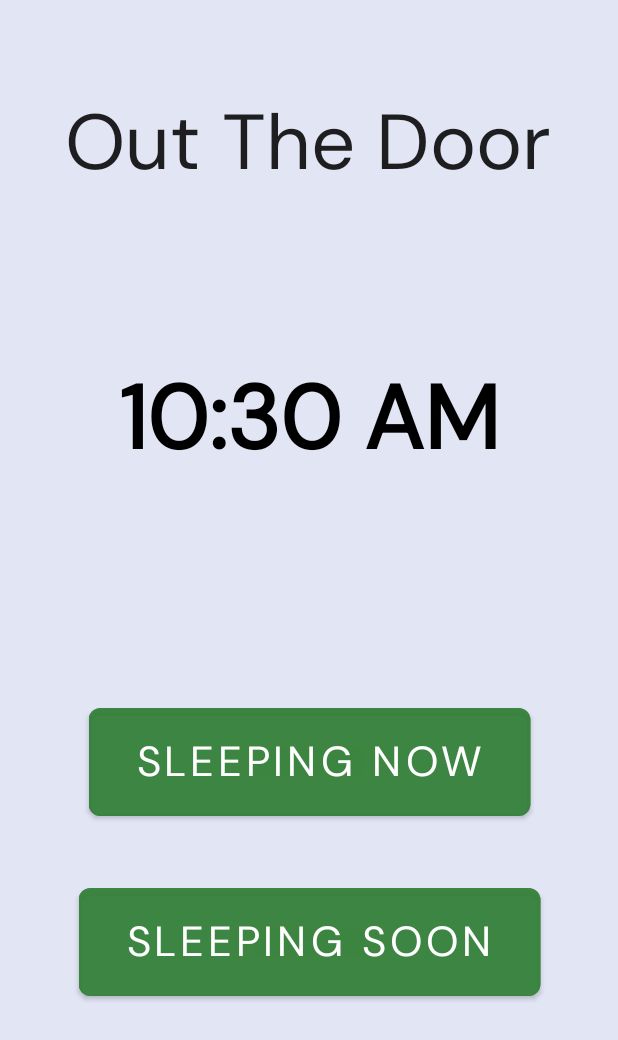
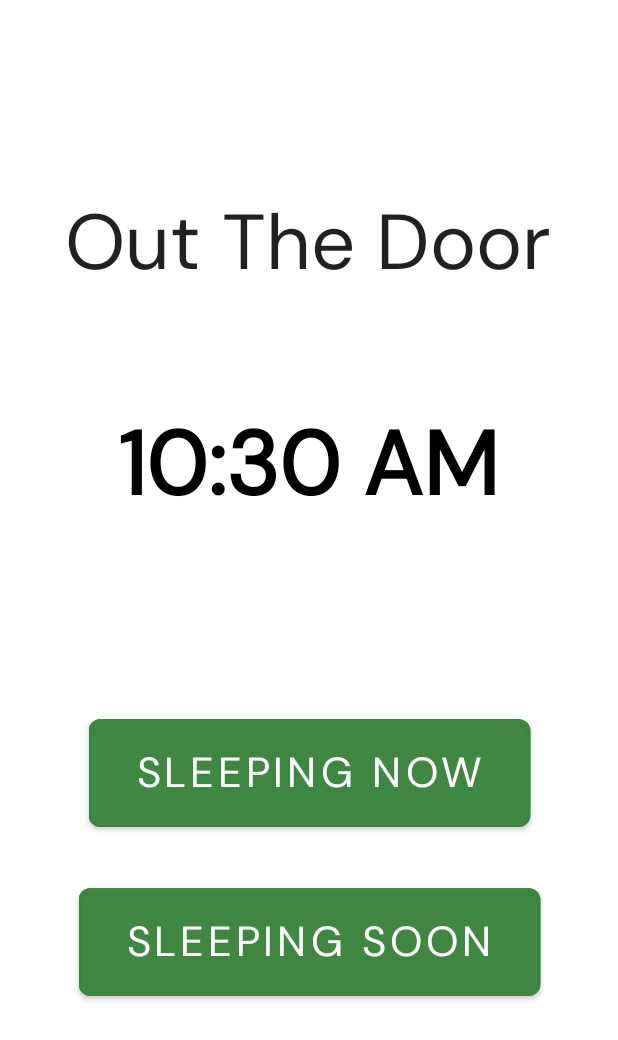
Before and after one commit to FinWatling/OutTheDoor, an Android app: the screen it shows after launch (MainActivity), on a phone screen of 412 x 824 dp. Shown: the top 1040 px of the screen. Run offline under Robolectric (Android 15) with nearby library versions, the phone set to English and light mode, and no system bars.

Commit message:
small variable name changes

```diff
--- a/Application/app/src/main/java/com/example/outthedoor/MainActivity.java
+++ b/Application/app/src/main/java/com/example/outthedoor/MainActivity.java
@@ -62,7 +62,7 @@ public class MainActivity extends AppCompatActivity {
                     Intent intent = new Intent(MainActivity.this, SecondActivity.class);
                     Bundle bundle = new Bundle();
                     ArrayList<Date> wakeUpTimesArray = calculateWakeTime(currentTime);
-                    bundle.putSerializable("wakeUpTimesArray", wakeUpTimesArray);
+                    bundle.putSerializable("wakeUpTimesArrayFromMainActivity", wakeUpTimesArray);
                     intent.putExtra("fromID", "MainActivity");
                     intent.putExtras(bundle);
                     startActivity(intent);
--- a/Application/app/src/main/res/layout/activity_main.xml
+++ b/Application/app/src/main/res/layout/activity_main.xml
@@ -4,7 +4,6 @@
     xmlns:tools="http://schemas.android.com/tools"
     android:layout_width="match_parent"
     android:layout_height="match_parent"
-    android:background="#4D9FA8DA"
     tools:context=".MainActivity">
 
 
@@ -23,7 +22,7 @@
         app:layout_constraintLeft_toLeftOf="parent"
         app:layout_constraintRight_toRightOf="parent"
         app:layout_constraintTop_toTopOf="parent"
-        app:layout_constraintVertical_bias="0.027" />
+        app:layout_constraintVertical_bias="0.126" />
 
     <TextView
         android:id="@+id/time"
@@ -38,12 +37,12 @@
         android:typeface="normal"
         app:layout_constraintBottom_toBottomOf="parent"
         app:layout_constraintEnd_toEndOf="parent"
-        app:layout_constraintHorizontal_bias="0.5"
+        app:layout_constraintHorizontal_bias="0.498"
         app:layout_constraintLeft_toLeftOf="parent"
         app:layout_constraintRight_toRightOf="parent"
         app:layout_constraintStart_toStartOf="parent"
         app:layout_constraintTop_toBottomOf="@+id/appTitle"
-        app:layout_constraintVertical_bias="0.118" />
+        app:layout_constraintVertical_bias="0.062" />
 
     <Button
         android:id="@+id/sleepingNowButton"
@@ -60,7 +59,7 @@
         app:layout_constraintEnd_toEndOf="parent"
         app:layout_constraintStart_toStartOf="parent"
         app:layout_constraintTop_toBottomOf="@+id/time"
-        app:layout_constraintVertical_bias="0.669" />
+        app:layout_constraintVertical_bias="0.655" />
 
     <Button
         android:id="@+id/sleepingSoonButton"
--- a/Application/app/src/main/res/layout/activity_second.xml
+++ b/Application/app/src/main/res/layout/activity_second.xml
@@ -4,7 +4,6 @@
     xmlns:tools="http://schemas.android.com/tools"
     android:layout_width="match_parent"
     android:layout_height="match_parent"
-    android:background="#4D9FA8DA"
     tools:context=".SecondActivity">
 
     <TextView
--- a/Application/app/src/main/res/layout/activity_sleeping_soon.xml
+++ b/Application/app/src/main/res/layout/activity_sleeping_soon.xml
@@ -4,7 +4,6 @@
     xmlns:tools="http://schemas.android.com/tools"
     android:layout_width="match_parent"
     android:layout_height="match_parent"
-    android:background="#4D9FA8DA"
     tools:context=".SleepingSoonActivity">
 
     <TimePicker
```
Also changed, not shown: Application/app/src/main/java/com/example/outthedoor/SecondActivity.java (+2 -8 lines).
